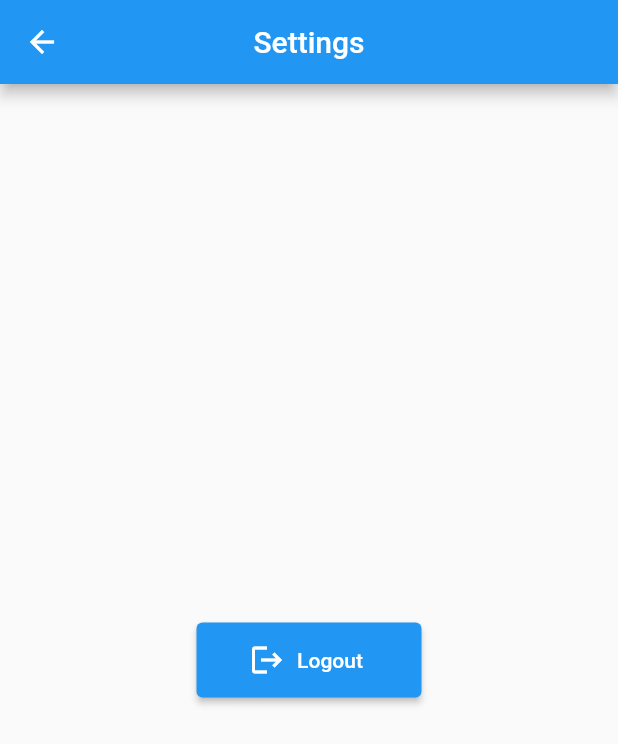
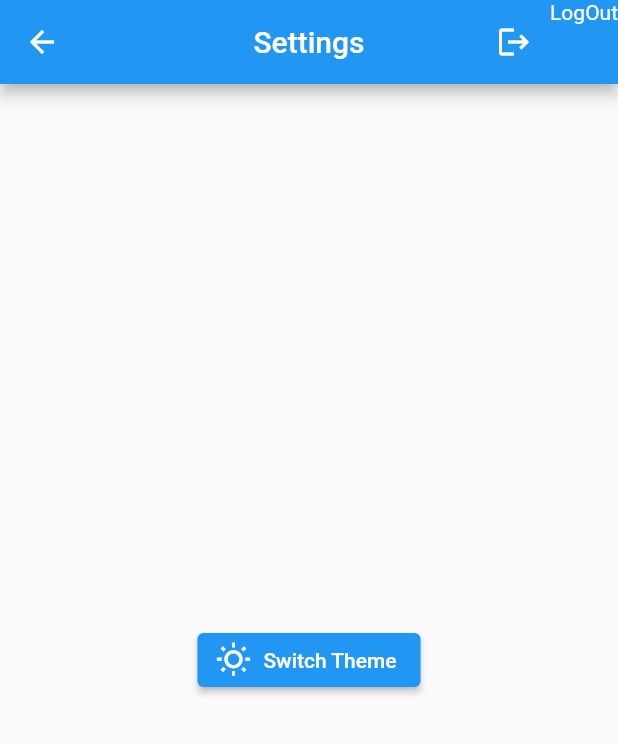
Before and after one commit to ArcosIII/MobDevQ1, a Flutter app: the Dashboard screen opened by its route, after a tap on "Settings", on a phone screen of 412 x 824 dp. Shown: the top 744 px of the screen. Run offline on Flutter 3.47's test engine with Material 2 defaults, Android fonts, the phone set to English and light mode, and no system bars; our stand-ins replace easy_dynamic_theme.

Commit message:
Updated Settings, Added Dashboard icons, Main Theme changed

```diff
--- a/flutter_quiz/lib/pages/Dashboard.dart
+++ b/flutter_quiz/lib/pages/Dashboard.dart
@@ -36,8 +36,8 @@ class _DashboardState extends State<Dashboard> {
                     onPressed: () {
                       goToPage(context, Profile.routeName);
                     },
-                    label: Text("Dashboard"),
-                    icon: Icon(Icons.login),
+                    label: Text("Profile"),
+                    icon: Icon(Icons.account_circle),
                     style: ElevatedButton.styleFrom(fixedSize: Size(150, 50)),
                   ),
                   SizedBox(
@@ -48,7 +48,7 @@ class _DashboardState extends State<Dashboard> {
                       goToPage(context, Settings.routeName);
                     },
                     label: Text("Settings"),
-                    icon: Icon(Icons.login),
+                    icon: Icon(Icons.settings),
                     style: ElevatedButton.styleFrom(fixedSize: Size(150, 50)),
                   ),
                 ],
--- a/flutter_quiz/lib/pages/Settings.dart
+++ b/flutter_quiz/lib/pages/Settings.dart
@@ -1,4 +1,7 @@
+
+import 'package:easy_dynamic_theme/easy_dynamic_theme.dart';
 import 'package:flutter/material.dart';
+
 
 class Settings extends StatefulWidget {
   static String routeName = "/settings";
@@ -7,23 +10,39 @@ class Settings extends StatefulWidget {
 }
 
 class _SettingsState extends State<Settings> {
+
+
+
   @override
   Widget build(BuildContext context) {
     return Scaffold(
       appBar: AppBar(
         title: Text("Settings"),
         centerTitle: true,
+        actions: [
+          IconButton(
+            icon: Icon(
+              Icons.logout,
+
+              color:Colors.white
+            ),
+            onPressed: () {
+              Navigator.popUntil(context, (route) => route.isFirst);
+            },
+          ),
+          Text("LogOut")
+        ]
       ),
       body: Center(
-        child: ElevatedButton.icon(
+       child: ElevatedButton.icon(
           onPressed: () {
-            Navigator.popUntil(context, (route) => route.isFirst);
+           EasyDynamicTheme.of(context).changeTheme();
           },
-          label: Text("Logout"),
-          icon: Icon(Icons.logout),
-          style: ElevatedButton.styleFrom(fixedSize: Size(150, 50)),
+          label: Text("Switch Theme"),
+          icon: Icon(Icons.wb_sunny_outlined),
         ),
       ),
     );
   }
+
 }
--- a/flutter_quiz/pubspec.yaml
+++ b/flutter_quiz/pubspec.yaml
@@ -18,11 +18,13 @@ publish_to: 'none' # Remove this line if you wish to publish to pub.dev
 version: 1.0.0+1
 
 environment:
-  sdk: ">=2.12.0 <3.0.0"
+  sdk: ">=2.09.0 <3.0.0"
 
 dependencies:
   flutter:
     sdk: flutter
+
+  easy_dynamic_theme: ^2.2.0
 
 
   # The following adds the Cupertino Icons font to your application.
```
Also changed, not shown: flutter_quiz/lib/main.dart (+24 -6 lines), flutter_quiz/pubspec.lock.
